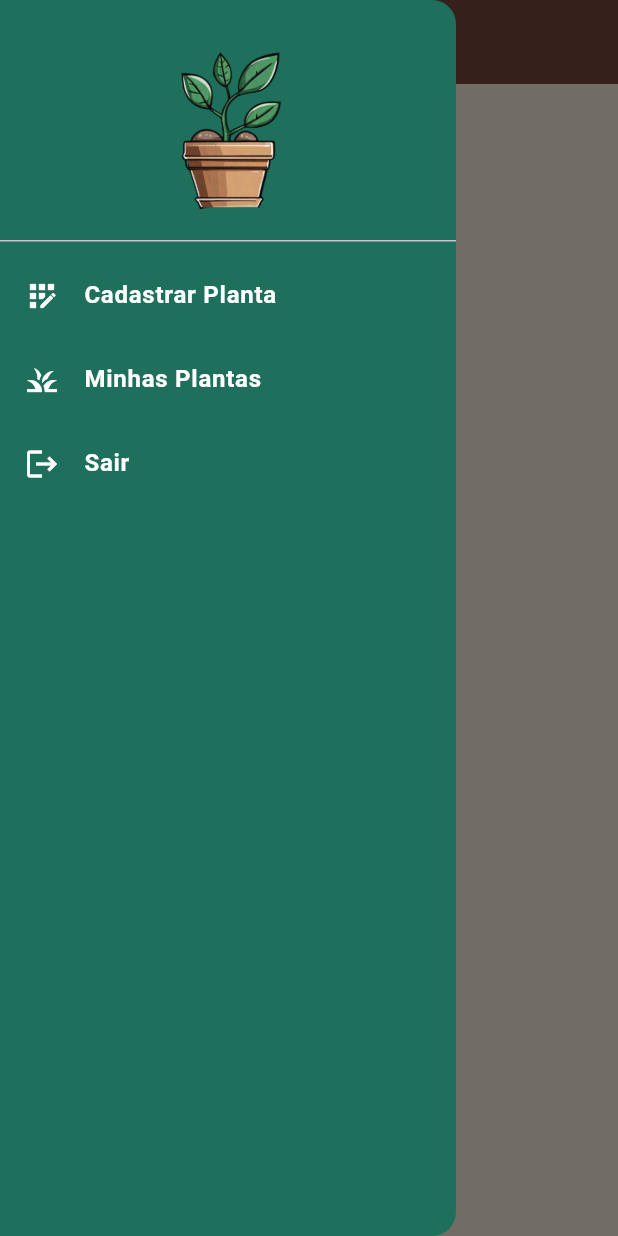
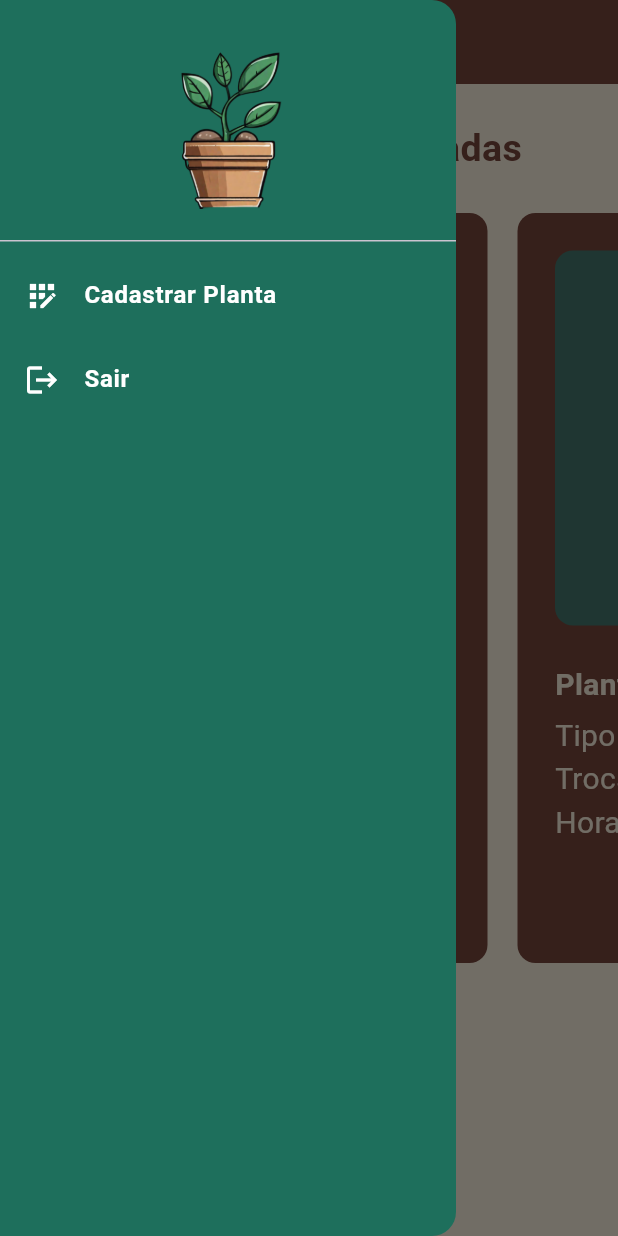
Before and after one commit to Alfredo-Paes/my_plant_flutter, a Flutter app: the screen it shows once a user with an empty profile is signed in, with the side drawer open, on a phone screen of 412 x 824 dp. Run offline on Flutter 3.47's test engine with Material 3 defaults, Android fonts, the phone set to English and light mode, and no system bars; our stand-ins replace cloud_firestore, firebase_auth, firebase_core; accounts and stored records are empty.

Commit message:
static list my plant implemented

```diff
--- a/lib/components/side_bar_my_plant.dart
+++ b/lib/components/side_bar_my_plant.dart
@@ -35,13 +35,7 @@ class SideBarMyPlant extends StatelessWidget {
               _navigateToRegisterPlantPage(context);
             },
           ),
-          SideBarOptionsMyPlant(
-            text: 'Minhas Plantas',
-            icon: Icons.grass_outlined,
-            onTap: () {
-              print('Minhas Plantas');
-            },
-          ),
+
           SideBarOptionsMyPlant(
             text: 'Sair',
             icon: Icons.logout,
@@ -52,16 +46,7 @@ class SideBarMyPlant extends StatelessWidget {
     );
   }
 
-  void toggleScreens() {
-    const loginPage = true;
-  }
-
   void _navigateToRegisterPlantPage(BuildContext context) {
     Navigator.of(context).push(MaterialPageRoute(builder: (context) => RegisterPlantPageMyPlant()));
   }
-
-  /*void _navigateToLoginPage(BuildContext context) {
-    FirebaseAuth.instance.signOut();
-    Navigator.of(context).pushAndRemoveUntil(MaterialPageRoute(builder: (context) => LoginPageMyPlant(showRegisterPage: () { toggleScreens; },)),(route) => false);
-  }*/
 }
--- /dev/null
+++ b/lib/components/tile_my_plant.dart
@@ -0,0 +1,112 @@
+import 'package:flutter/material.dart';
+import 'package:my_plant_flutter/models/plants.dart';
+
+class TilePlantMyPlant extends StatelessWidget {
+  final Plant plant;
+
+  const TilePlantMyPlant({
+    super.key,
+    required this.plant
+  });
+
+  @override
+  Widget build(BuildContext context) {
+    return Container(
+      decoration: BoxDecoration(
+        color: const Color(0xFF76453B),
+        borderRadius: BorderRadius.circular(12),
+      ),
+      margin: const EdgeInsets.all(10),
+      padding: const EdgeInsets.all(25),
+      width: 300,
+      child: Column(
+        crossAxisAlignment: CrossAxisAlignment.start,
+        children: [
+          Column(
+            crossAxisAlignment: CrossAxisAlignment.start,
+            children:[
+              AspectRatio(
+                aspectRatio: 1,
+                child: Container(
+                  decoration: BoxDecoration(
+                    color: const Color(0xFF43766C),
+                    borderRadius: BorderRadius.circular(12),
+                  ),
+                  width: double.infinity,
+                  padding: const EdgeInsets.all(25),
+                  child: const Image(
+                    image: AssetImage('images/my_plant_logo01.png'),
+                  ),
+                ),
+              ),
+              const SizedBox(height: 25),
+
+              Text('Planta: ${plant.namePlant}',
+                style: const TextStyle(
+                  color: Color(0xFFF7EEDD),
+                  fontWeight: FontWeight.bold,
+                  fontSize: 20,
+                ),
+              ),
+              const SizedBox(height: 5),
+
+              Text('Tipo de planta: ${plant.typePlant}',
+                style: const TextStyle(
+                  color: Color(0xFFF7EEDD),
+                  fontSize: 20,
+                ),
+              ),
+              Text('Trocar terra: ${plant.validityOfPlantingLand}',
+                style: const TextStyle(
+                  color: Color(0xFFF7EEDD),
+                  fontSize: 20,
+                ),
+              ),
+              Text('Hora de regar: ${plant.timeToWaterThePlant}',
+                style: const TextStyle(
+                  color: Color(0xFFF7EEDD),
+                  fontSize: 20,
+                ),
+              ),
+              const SizedBox(height: 3),
+              Row(
+                mainAxisAlignment: MainAxisAlignment.center,
+                children: [
+                  ElevatedButton.icon(
+                    onPressed: () {
+                      // Adicione a lógica do primeiro botão aqui
+                    },
+                    icon: const Icon(
+                      Icons.edit,
+                      color: Colors.white, // Cor do ícone
+                    ),
+                    label: const Text(''), // Label vazia para o primeiro botão
+                    style: ButtonStyle(
+                      backgroundColor: MaterialStateProperty.all<Color>(const Color(0xFF41C9E2)), // Cor de fundo do botão
+                      padding: MaterialStateProperty.all<EdgeInsetsGeometry>(const EdgeInsets.all(10)), // Espaçamento interno do botão
+                    ),
+                  ),
+                  const SizedBox(width: 20), // Espaçamento entre os botões
+                  ElevatedButton.icon(
+                    onPressed: () {
+                      // Adicione a lógica do segundo botão aqui
+                    },
+                    icon: const Icon(
+                      Icons.delete,
+                      color: Colors.white, // Cor do ícone
+                    ),
+                    label: const Text(''), // Label vazia para o segundo botão
+                    style: ButtonStyle(
+                      backgroundColor: MaterialStateProperty.all<Color>(const Color(0xFFC51605)), // Cor de fundo do botão
+                      padding: MaterialStateProperty.all<EdgeInsetsGeometry>(const EdgeInsets.all(10)), // Espaçamento interno do botão
+                    ),
+                  ),
+                ],
+              ),
+            ]
+          ),
+        ]
+      ),
+    );
+  }
+}
--- /dev/null
+++ b/lib/models/myPlants.dart
@@ -0,0 +1,29 @@
+import 'package:my_plant_flutter/models/plants.dart';
+
+class MyPlant {
+  final List<Plant> _myPlants = [
+    Plant(
+      namePlant: 'Planta 01',
+      typePlant: 'Erva',
+      validityOfPlantingLand: '31/12/2024',
+      timeToWaterThePlant: '15:00'
+    ),
+    Plant(
+      namePlant: 'Planta 02',
+      typePlant: 'Arvore',
+      validityOfPlantingLand: '31/07/2024',
+      timeToWaterThePlant: '08:00'
+    ),
+  ];
+
+  List<Plant> get myPlants => _myPlants;
+
+  void editPlant(Plant item) {
+    _myPlants.add(item);
+  }
+
+  void removePlant(Plant item) {
+    _myPlants.remove(item);
+  }
+
+}
--- /dev/null
+++ b/lib/models/plants.dart
@@ -0,0 +1,13 @@
+class Plant {
+  final String namePlant;
+  final String typePlant;
+  final String validityOfPlantingLand;
+  final String timeToWaterThePlant;
+
+  Plant({
+    required this.namePlant,
+    required this.typePlant,
+    required this.validityOfPlantingLand,
+    required this.timeToWaterThePlant
+  });
+}
--- a/lib/pages/home_page_my_pant.dart
+++ b/lib/pages/home_page_my_pant.dart
@@ -1,6 +1,10 @@
 import 'package:firebase_auth/firebase_auth.dart';
 import 'package:flutter/material.dart';
 import 'package:my_plant_flutter/components/side_bar_my_plant.dart';
+import 'package:my_plant_flutter/models/myPlants.dart';
+import 'package:my_plant_flutter/models/plants.dart';
+
+import '../components/tile_my_plant.dart';
 
 class HomePageMyPlant extends StatefulWidget {
   const HomePageMyPlant({super.key});
@@ -14,6 +18,9 @@ class _HomePageMyPlantState extends State<HomePageMyPlant> {
 
   @override
   Widget build(BuildContext context) {
+
+    final MyPlant myPlant = MyPlant();
+
     return Scaffold(
       backgroundColor: const Color(0xFFF7EEDD),
       appBar: AppBar(
@@ -22,8 +29,6 @@ class _HomePageMyPlantState extends State<HomePageMyPlant> {
         foregroundColor: const Color(0xFFF7EEDD),
         title: Text("Olá ${user?.email}",
         style: const TextStyle(
-          //fontSize: 40.00,
-          //fontFamily: 'Bebas Neue',
           color: Color(0xFFF7EEDD),
           fontWeight: FontWeight.bold,
         )),
@@ -33,20 +38,31 @@ class _HomePageMyPlantState extends State<HomePageMyPlant> {
           FirebaseAuth.instance.signOut();
         },
       ),
-      body: Center(
-        child: Column(
-          mainAxisAlignment: MainAxisAlignment.center,
-          children: [
-            Text('Logado como: ${user?.email}'),
-            MaterialButton(onPressed: (){
-              FirebaseAuth.instance.signOut();
-            },
-            color: Colors.deepPurple[200],
-            child: const Text('Sair'),
-            )
-          ],
-        ),
-      ),
+      body: ListView(
+        children: [
+          const SizedBox(height: 25),
+          const Center(
+            child: Text('Suas plantas registradas',
+            style: TextStyle(
+              fontWeight: FontWeight.bold,
+              fontSize: 25,
+              color: Color(0xFF76453B)),
+            ),
+          ),
+          SizedBox(
+            height: 550,
+            child: ListView.builder(
+              itemCount: myPlant.myPlants.length,
+              scrollDirection: Axis.horizontal,
+              padding: const EdgeInsets.all(15),
+              itemBuilder: (context, index) {
+                final plant = myPlant.myPlants[index];
+                return TilePlantMyPlant(plant: plant,);
+              },
+            ),
+          )
+        ],
+      )
     );
   }
 }
```
